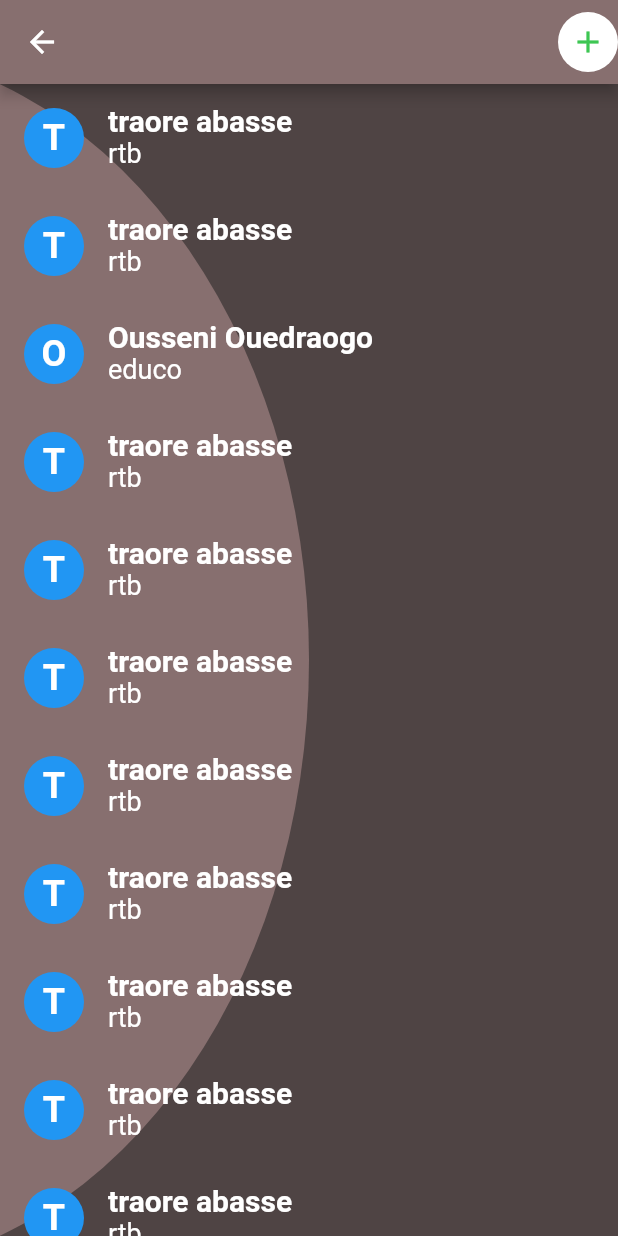
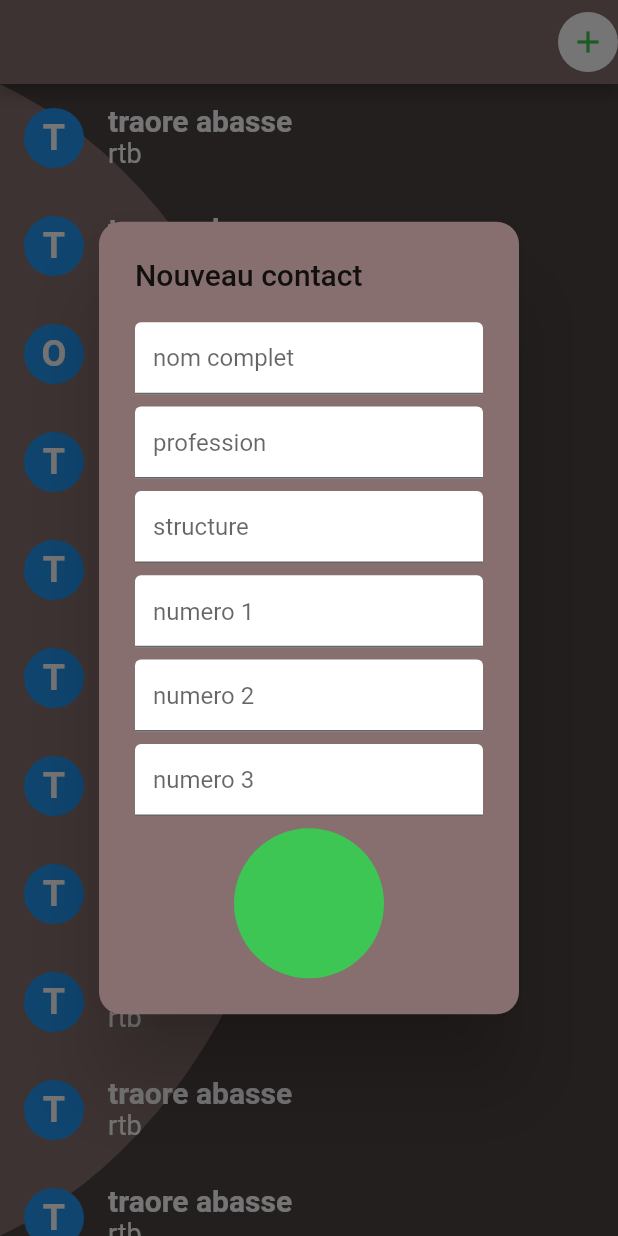
Before and after one commit to rtbouahigouya/contact, a Flutter app: the ListContact screen opened directly, after a tap on the "add" icon, on a phone screen of 412 x 824 dp. Run offline on Flutter 3.47's test engine with Material 2 defaults, Android fonts, the phone set to English and light mode, and no system bars.

Commit message:
widget enregistrement showdialog est cree

```diff
--- a/lib/SCREEN/listcontact.dart
+++ b/lib/SCREEN/listcontact.dart
@@ -10,6 +10,14 @@ class ListContact extends StatefulWidget {
 
 class _ListContactState extends State<ListContact> {
   double H, W;
+  final _formKey = GlobalKey<FormState>();
+  String nom = '';
+  String profession = '';
+  String structure = '';
+  String numero1 = '';
+  String numero2 = '';
+  String numero3 = '';
+
   @override
   Widget build(BuildContext context) {
     W = MediaQuery.of(context).size.width;
@@ -19,7 +27,7 @@ class _ListContactState extends State<ListContact> {
         backgroundColor: maron1,
         actions: [
           GestureDetector(
-            onTap: () {},
+            onTap: () => _showDialogRegister(context),
             child: CircleAvatar(
               backgroundColor: Colors.white,
               child: Icon(
@@ -71,4 +79,118 @@ class _ListContactState extends State<ListContact> {
   String firstLetter(String word) {
     return word[0].toUpperCase();
   }
+
+  _showDialogRegister(BuildContext context) => showDialog(
+        context: context,
+        builder: (context) => AlertDialog(
+          backgroundColor: maron1,
+          shape:
+              RoundedRectangleBorder(borderRadius: BorderRadius.circular(15)),
+          title: Text('Nouveau contact'),
+          content: Container(
+            width: double.infinity,
+            child: SingleChildScrollView(
+              child: Form(
+                key: _formKey,
+                child: Column(
+                  mainAxisSize: MainAxisSize.min,
+                  children: [
+                    TextFormField(
+                      validator: (value) =>
+                          value.isEmpty ? 'nom obligatoire' : null,
+                      onSaved: (newValue) => nom = newValue,
+                      keyboardType: TextInputType.text,
+                      decoration: InputDecoration(
+                          hintText: 'nom complet',
+                          fillColor: Colors.white,
+                          filled: true),
+                    ),
+                    SizedBox(
+                      height: H * .01,
+                    ),
+                    TextFormField(
+                      onSaved: (newValue) => profession = newValue,
+                      keyboardType: TextInputType.text,
+                      decoration: InputDecoration(
+                          hintText: 'profession',
+                          fillColor: Colors.white,
+                          filled: true),
+                    ),
+                    SizedBox(
+                      height: H * .01,
+                    ),
+                    TextFormField(
+                      onSaved: (newValue) => structure = newValue,
+                      keyboardType: TextInputType.text,
+                      decoration: InputDecoration(
+                          hintText: 'structure',
+                          fillColor: Colors.white,
+                          filled: true),
+                    ),
+                    SizedBox(
+                      height: H * .01,
+                    ),
+                    TextFormField(
+                      validator: (value) =>
+                          value.isEmpty ? 'numero obligatoire' : null,
+                      onSaved: (newValue) => numero1 = newValue,
+                      keyboardType: TextInputType.number,
+                      decoration: InputDecoration(
+                          hintText: 'numero 1',
+                          fillColor: Colors.white,
+                          filled: true),
+                    ),
+                    SizedBox(
+                      height: H * .01,
+                    ),
+                    TextFormField(
+                      onSaved: (newValue) => numero2 = newValue,
+                      keyboardType: TextInputType.number,
+                      decoration: InputDecoration(
+                          hintText: 'numero 2',
+                          fillColor: Colors.white,
+                          filled: true),
+                    ),
+                    SizedBox(
+                      height: H * .01,
+                    ),
+                    TextFormField(
+                      onSaved: (newValue) => numero3 = newValue,
+                      keyboardType: TextInputType.number,
+                      decoration: InputDecoration(
+                          hintText: 'numero 3',
+                          fillColor: Colors.white,
+                          filled: true),
+                    ),
+                    SizedBox(
+                      height: H * .01,
+                    ),
+                    Container(
+                      child: GestureDetector(
+                        onTap: () {
+                          if (_formKey.currentState.validate()) {
+                            _formKey.currentState.save();
+                            print(nom);
+                          } else {
+                            nom = '';
+                            profession = '';
+                            structure = '';
+                            numero1 = '';
+                            numero2 = '';
+                            numero3 = '';
+                          }
+                        },
+                        child: CircleAvatar(
+                          radius: 50,
+                          backgroundColor: btnvalider,
+                        ),
+                      ),
+                    )
+                  ],
+                ),
+              ),
+            ),
+          ),
+        ),
+      );
 }
--- a/lib/main.dart
+++ b/lib/main.dart
@@ -19,7 +19,7 @@ class MyApp extends StatelessWidget {
       theme: ThemeData(
         primarySwatch: bleu,
       ),
-        home: DetailContact() //ListContact(), //Home(),
+      home: ListContact(), //Home(),
     );
   }
 }
```
Lines whose indentation alone changed are shown as unchanged.
